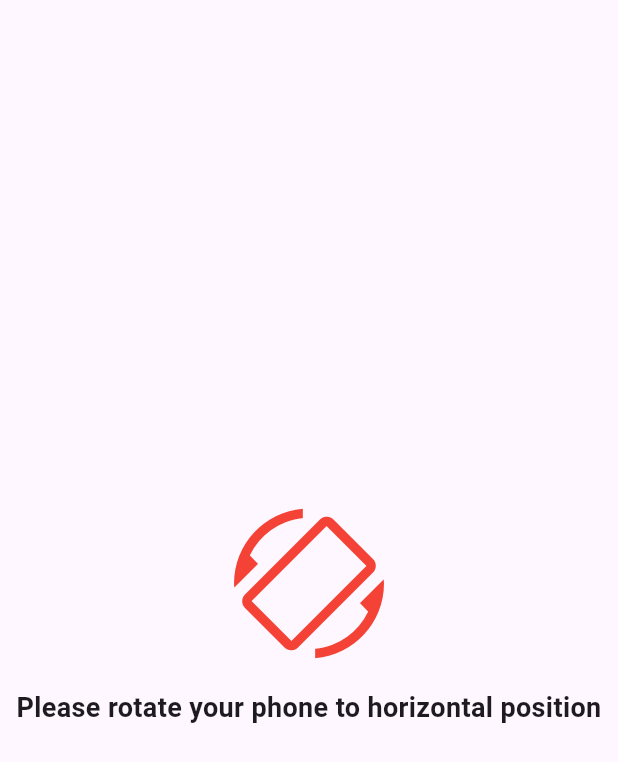
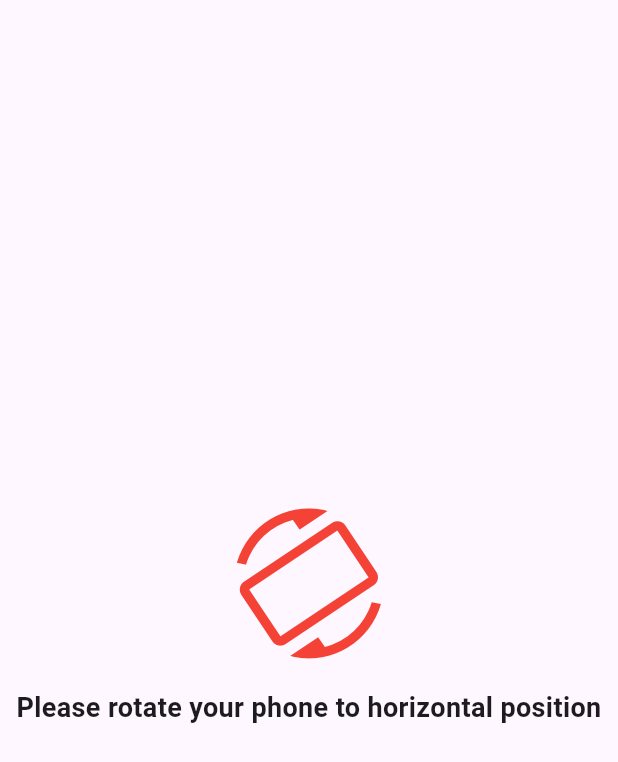
Before and after one commit to konysko/charades, a Flutter app: the screen it shows after launch, on a phone screen of 412 x 824 dp. Shown: the top 762 px of the screen. Run offline on Flutter 3.47's test engine with Material 3 defaults, Android fonts, the phone set to English and light mode, and no system bars.

Commit message:
Added animation of phone rotation

```diff
--- a/lib/main.dart
+++ b/lib/main.dart
@@ -1,3 +1,5 @@
+import 'dart:math';
+
 import 'package:charades/gameplay_model.dart';
 import 'package:flutter/material.dart';
 import 'package:provider/provider.dart';
@@ -39,24 +41,59 @@ class GameplayScreen extends StatelessWidget {
   }
 }
 
-class RotatePhoneScreen extends StatelessWidget {
+class RotatePhoneScreen extends StatefulWidget {
+  @override
+  State<RotatePhoneScreen> createState() => _RotatePhoneScreenState();
+}
+
+class _RotatePhoneScreenState extends State<RotatePhoneScreen>
+    with SingleTickerProviderStateMixin {
+  late AnimationController _controller;
+
+  @override
+  void initState() {
+    super.initState();
+    _controller =
+        AnimationController(vsync: this, duration: Duration(seconds: 2))
+          ..addStatusListener((status) {
+            if (status == AnimationStatus.completed) {
+              _controller.reset();
+              _controller.forward();
+            }
+          })
+          ..forward();
+  }
+
+  @override
+  void dispose() {
+    _controller.dispose();
+    super.dispose();
+  }
+
   @override
   Widget build(BuildContext context) {
+    final phoneIcon = Transform.rotate(
+      angle: -pi / 4,
+      child: Transform.flip(
+        flipY: true,
+        child: Icon(
+          Icons.screen_rotation,
+          size: 100,
+          color: Colors.red,
+        ),
+      ),
+    );
     return Scaffold(
       body: SafeArea(
         child: Center(
           child: Column(
             mainAxisAlignment: MainAxisAlignment.center,
             children: [
-              AnimatedRotation(
-                duration: Duration(seconds: 1),
-                turns: 0.25,
-                child: Icon(
-                  Icons.screen_rotation,
-                  size: 100,
-                  color: Colors.red,
-                ),
-              ),
+              AnimatedBuilder(
+                  animation: _controller,
+                  child: phoneIcon,
+                  builder: (context, child) => Transform.rotate(
+                      angle: (_controller.value * pi) / 2, child: child)),
               SizedBox(height: 20),
               Text(
                 "Please rotate your phone to horizontal position",
```
